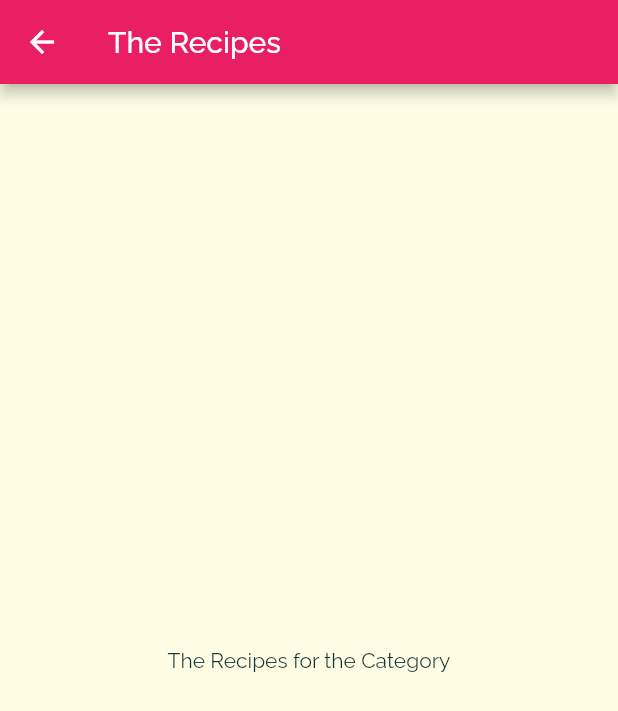
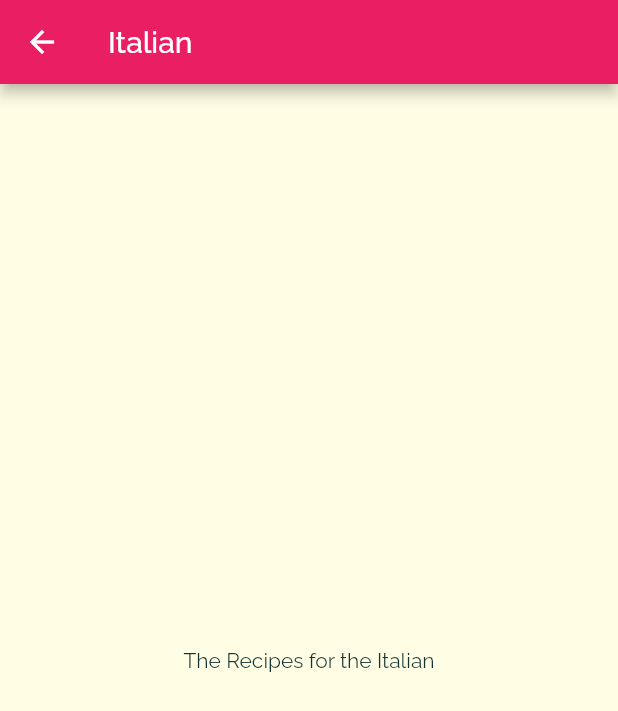
Before and after one commit to thinhle19/Meal_App, a Flutter app: the screen it shows after launch, after a tap on "Italian", on a phone screen of 412 x 824 dp. Shown: the top 711 px of the screen. Run offline on Flutter 3.47's test engine with Material 2 defaults, Android fonts, the phone set to English and light mode, and no system bars.

Commit message:
7.8 - add some explain for role of each file
- define paras for CategoryMealScreen

```diff
--- a/lib/categories_screen.dart
+++ b/lib/categories_screen.dart
@@ -3,6 +3,7 @@ import 'package:flutter/material.dart';
 import 'package:meals_app/category_item.dart';
 import 'dummy_data.dart';
 
+//display list of category
 class CategoriesScreen extends StatelessWidget {
   @override
   Widget build(BuildContext context) {
@@ -14,8 +15,13 @@ class CategoriesScreen extends StatelessWidget {
       ),
       body: GridView(
         padding: const EdgeInsets.all(25),
-        children: (DUMMY_CATEGORIES
-            .map((cate) => (CategoryItem(cate.title, cate.color)))).toList(),
+        children: (DUMMY_CATEGORIES.map(
+          (cate) => (CategoryItem(
+            cate.id,
+            cate.title,
+            cate.color,
+          )),
+        )).toList(),
         gridDelegate: SliverGridDelegateWithMaxCrossAxisExtent(
             maxCrossAxisExtent: 200,
             childAspectRatio: 3 / 2, //200 width => 300 height
--- a/lib/category_item.dart
+++ b/lib/category_item.dart
@@ -1,18 +1,20 @@
 import 'package:flutter/material.dart';
 import 'package:meals_app/category_meals_screen.dart';
 
+//what a category item look like
 class CategoryItem extends StatelessWidget {
+  final String id;
   final String title;
   final Color color;
 
-  CategoryItem(this.title, this.color);
+  CategoryItem(this.id, this.title, this.color);
 
   void selectCategory(BuildContext ctx) {
     Navigator.of(ctx).push(
       //could use CupertinoPageRoute also
       MaterialPageRoute(
         builder: (_) {
-          return CategoryMealsScreen();
+          return CategoryMealsScreen(id, title);
         },
       ),
     );
--- a/lib/category_meals_screen.dart
+++ b/lib/category_meals_screen.dart
@@ -1,15 +1,21 @@
 import 'package:flutter/material.dart';
 
+//the recipe of the cate we chose ???????
 class CategoryMealsScreen extends StatelessWidget {
+  final String cateId;
+  final String cateTitle;
+
+  CategoryMealsScreen(this.cateId, this.cateTitle);
+
   @override
   Widget build(BuildContext context) {
     return Scaffold(
       appBar: AppBar(
-        title: Text("The Recipes"),
+        title: Text(cateTitle),
       ),
       body: Center(
         child: Text(
-          "The Recipes for the Category",
+          "The Recipes for the $cateTitle",
         ),
       ),
     );
```
